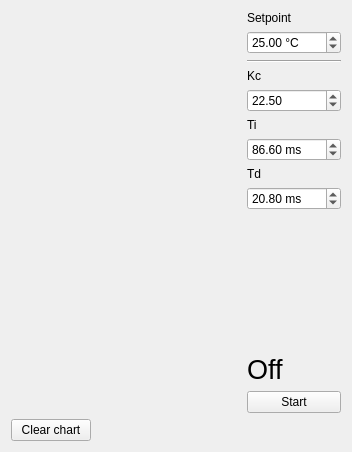
Before: the Qt Designer form WidgetPID.ui in AGuilbault/Microcal, drawn with Qt 5.
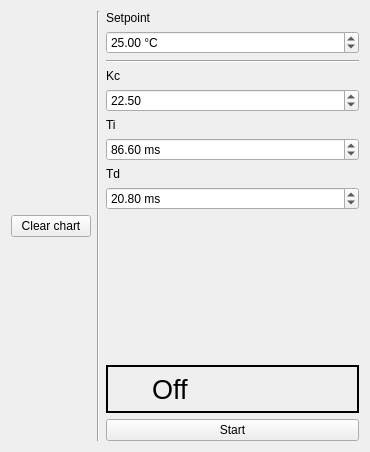
After: the same form once the commit is applied.

What changed in the file:
```diff
--- a/WidgetPID.ui
+++ b/WidgetPID.ui
@@ -6,7 +6,7 @@
    <rect>
     <x>0</x>
     <y>0</y>
-    <width>352</width>
+    <width>370</width>
     <height>452</height>
    </rect>
   </property>
@@ -14,40 +14,52 @@
    <string>Form</string>
   </property>
   <layout class="QGridLayout" name="gridLayout">
-   <item row="11" column="1">
+   <item row="0" column="1" rowspan="12">
+    <widget class="Line" name="line">
+     <property name="orientation">
+      <enum>Qt::Vertical</enum>
+     </property>
+    </widget>
+   </item>
+   <item row="0" column="0" rowspan="12">
+    <layout class="QVBoxLayout" name="layout_graph">
+     <item>
+      <widget class="QPushButton" name="btn_clear">
+       <property name="sizePolicy">
+        <sizepolicy hsizetype="Fixed" vsizetype="Fixed">
+         <horstretch>0</horstretch>
+         <verstretch>0</verstretch>
+        </sizepolicy>
+       </property>
+       <property name="text">
+        <string>Clear chart</string>
+       </property>
+      </widget>
+     </item>
+    </layout>
+   </item>
+   <item row="0" column="2">
+    <widget class="QLabel" name="_label_1">
+     <property name="text">
+      <string>Setpoint</string>
+     </property>
+    </widget>
+   </item>
+   <item row="2" column="2">
+    <widget class="Line" name="_line">
+     <property name="orientation">
+      <enum>Qt::Horizontal</enum>
+     </property>
+    </widget>
+   </item>
+   <item row="11" column="2">
     <widget class="QPushButton" name="btn_start">
      <property name="text">
       <string>Start</string>
      </property>
     </widget>
    </item>
-   <item row="5" column="1">
-    <widget class="QLabel" name="_label_3">
-     <property name="text">
-      <string>Ti</string>
-     </property>
-    </widget>
-   </item>
-   <item row="3" column="1">
-    <widget class="QLabel" name="_label_2">
-     <property name="text">
-      <string>Kc</string>
-     </property>
-    </widget>
-   </item>
-   <item row="10" column="1">
-    <widget class="QLabel" name="label_status">
-     <property name="font">
-      <font>
-       <pointsize>20</pointsize>
-      </font>
-     </property>
-     <property name="text">
-      <string>Off</string>
-     </property>
-    </widget>
-   </item>
-   <item row="6" column="1">
+   <item row="6" column="2">
     <widget class="QDoubleSpinBox" name="spin_ti">
      <property name="suffix">
       <string> ms</string>
@@ -66,7 +78,14 @@
      </property>
     </widget>
    </item>
-   <item row="1" column="1">
+   <item row="3" column="2">
+    <widget class="QLabel" name="_label_2">
+     <property name="text">
+      <string>Kc</string>
+     </property>
+    </widget>
+   </item>
+   <item row="1" column="2">
     <widget class="QDoubleSpinBox" name="spin_setpoint">
      <property name="suffix">
       <string> °C</string>
@@ -79,26 +98,21 @@
      </property>
     </widget>
    </item>
-   <item row="8" column="1">
-    <widget class="QDoubleSpinBox" name="spin_td">
-     <property name="suffix">
-      <string> ms</string>
+   <item row="5" column="2">
+    <widget class="QLabel" name="_label_3">
+     <property name="text">
+      <string>Ti</string>
      </property>
-     <property name="decimals">
-      <number>2</number>
+    </widget>
+   </item>
+   <item row="7" column="2">
+    <widget class="QLabel" name="_label_4">
+     <property name="text">
+      <string>Td</string>
      </property>
-     <property name="minimum">
-      <double>-1000.000000000000000</double>
-     </property>
-     <property name="maximum">
-      <double>1000.000000000000000</double>
-     </property>
-     <property name="value">
-      <double>20.800000000000001</double>
-     </property>
     </widget>
    </item>
-   <item row="9" column="1">
+   <item row="9" column="2">
     <spacer name="_spacer">
      <property name="orientation">
       <enum>Qt::Vertical</enum>
@@ -114,7 +128,26 @@
      </property>
     </spacer>
    </item>
-   <item row="4" column="1">
+   <item row="8" column="2">
+    <widget class="QDoubleSpinBox" name="spin_td">
+     <property name="suffix">
+      <string> ms</string>
+     </property>
+     <property name="decimals">
+      <number>2</number>
+     </property>
+     <property name="minimum">
+      <double>-1000.000000000000000</double>
+     </property>
+     <property name="maximum">
+      <double>1000.000000000000000</double>
+     </property>
+     <property name="value">
+      <double>20.800000000000001</double>
+     </property>
+    </widget>
+   </item>
+   <item row="4" column="2">
     <widget class="QDoubleSpinBox" name="spin_kc">
      <property name="decimals">
       <number>2</number>
@@ -130,48 +163,65 @@
      </property>
     </widget>
    </item>
-   <item row="7" column="1">
-    <widget class="QLabel" name="_label_4">
-     <property name="text">
-      <string>Td</string>
+   <item row="10" column="2">
+    <widget class="QFrame" name="frame">
+     <property name="frameShape">
+      <enum>QFrame::Box</enum>
      </property>
-    </widget>
-   </item>
-   <item row="2" column="1">
-    <widget class="Line" name="_line">
-     <property name="orientation">
-      <enum>Qt::Horizontal</enum>
+     <property name="frameShadow">
+      <enum>QFrame::Plain</enum>
      </property>
-    </widget>
-   </item>
-   <item row="0" column="1">
-    <widget class="QLabel" name="_label_1">
-     <property name="text">
-      <string>Setpoint</string>
+     <property name="lineWidth">
+      <number>2</number>
      </property>
-    </widget>
-   </item>
-   <item row="12" column="0">
-    <widget class="QPushButton" name="btn_clear">
-     <property name="sizePolicy">
-      <sizepolicy hsizetype="Fixed" vsizetype="Fixed">
-       <horstretch>0</horstretch>
-       <verstretch>0</verstretch>
-      </sizepolicy>
-     </property>
-     <property name="text">
-      <string>Clear chart</string>
-     </property>
-    </widget>
-   </item>
-   <item row="0" column="0" rowspan="12">
-    <widget class="QWidget" name="wid_graph" native="true">
-     <property name="sizePolicy">
-      <sizepolicy hsizetype="Expanding" vsizetype="Preferred">
-       <horstretch>0</horstretch>
-       <verstretch>0</verstretch>
-      </sizepolicy>
-     </property>
+     <layout class="QHBoxLayout" name="horizontalLayout_2">
+      <property name="leftMargin">
+       <number>6</number>
+      </property>
+      <property name="topMargin">
+       <number>6</number>
+      </property>
+      <property name="rightMargin">
+       <number>6</number>
+      </property>
+      <property name="bottomMargin">
+       <number>6</number>
+      </property>
+      <item>
+       <widget class="QLabel" name="ico_status">
+        <property name="sizePolicy">
+         <sizepolicy hsizetype="Fixed" vsizetype="Fixed">
+          <horstretch>0</horstretch>
+          <verstretch>0</verstretch>
+         </sizepolicy>
+        </property>
+        <property name="minimumSize">
+         <size>
+          <width>32</width>
+          <height>32</height>
+         </size>
+        </property>
+       </widget>
+      </item>
+      <item>
+       <widget class="QLabel" name="label_status">
+        <property name="minimumSize">
+         <size>
+          <width>37</width>
+          <height>0</height>
+         </size>
+        </property>
+        <property name="font">
+         <font>
+          <pointsize>20</pointsize>
+         </font>
+        </property>
+        <property name="text">
+         <string>Off</string>
+        </property>
+       </widget>
+      </item>
+     </layout>
     </widget>
    </item>
   </layout>
```
Left out of the diff: 3 changed lines with no effect on the pictures.
